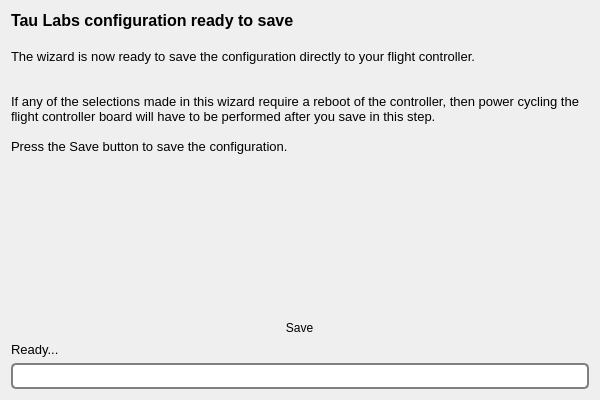
Qt form ground/gcs/src/plugins/navwizard/pages/savepage.ui (TauLabs/TauLabs) before a commit.
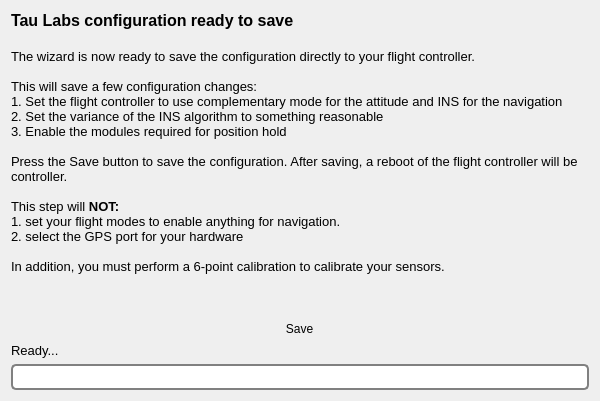
The same form after that commit. Icons and pictures are not drawn.

Commit message: NavWizard: clean up text before saving

What changed in the file:
```diff
--- a/ground/gcs/src/plugins/navwizard/pages/savepage.ui
+++ b/ground/gcs/src/plugins/navwizard/pages/savepage.ui
@@ -20,15 +20,23 @@
       <string>&lt;!DOCTYPE HTML PUBLIC &quot;-//W3C//DTD HTML 4.0//EN&quot; &quot;http://www.w3.org/TR/REC-html40/strict.dtd&quot;&gt;
 &lt;html&gt;&lt;head&gt;&lt;meta name=&quot;qrichtext&quot; content=&quot;1&quot; /&gt;&lt;style type=&quot;text/css&quot;&gt;
 p, li { white-space: pre-wrap; }
-&lt;/style&gt;&lt;/head&gt;&lt;body style=&quot; font-family:'Lucida Grande'; font-size:13pt; font-weight:400; font-style:normal;&quot;&gt;
+&lt;/style&gt;&lt;/head&gt;&lt;body style=&quot; font-family:'.Lucida Grande UI'; font-size:13pt; font-weight:400; font-style:normal;&quot;&gt;
 &lt;p style=&quot; margin-top:0px; margin-bottom:0px; margin-left:0px; margin-right:0px; -qt-block-indent:0; text-indent:0px;&quot;&gt;&lt;span style=&quot; font-family:'MS Shell Dlg 2'; font-size:12pt; font-weight:600;&quot;&gt;Tau Labs configuration ready to save&lt;/span&gt;&lt;/p&gt;
 &lt;p style=&quot;-qt-paragraph-type:empty; margin-top:0px; margin-bottom:0px; margin-left:0px; margin-right:0px; -qt-block-indent:0; text-indent:0px; font-family:'MS Shell Dlg 2'; font-size:12pt; font-weight:600;&quot;&gt;&lt;br /&gt;&lt;/p&gt;
 &lt;p style=&quot; margin-top:0px; margin-bottom:0px; margin-left:0px; margin-right:0px; -qt-block-indent:0; text-indent:0px;&quot;&gt;&lt;span style=&quot; font-family:'MS Shell Dlg 2'; font-size:10pt;&quot;&gt;The wizard is now ready to save the configuration directly to your flight controller. &lt;/span&gt;&lt;/p&gt;
 &lt;p style=&quot;-qt-paragraph-type:empty; margin-top:0px; margin-bottom:0px; margin-left:0px; margin-right:0px; -qt-block-indent:0; text-indent:0px; font-family:'MS Shell Dlg 2'; font-size:10pt;&quot;&gt;&lt;br /&gt;&lt;/p&gt;
+&lt;p style=&quot; margin-top:0px; margin-bottom:0px; margin-left:0px; margin-right:0px; -qt-block-indent:0; text-indent:0px;&quot;&gt;&lt;span style=&quot; font-family:'MS Shell Dlg 2'; font-size:10pt;&quot;&gt;This will save a few configuration changes:&lt;/span&gt;&lt;/p&gt;
+&lt;p style=&quot; margin-top:0px; margin-bottom:0px; margin-left:0px; margin-right:0px; -qt-block-indent:0; text-indent:0px;&quot;&gt;&lt;span style=&quot; font-family:'MS Shell Dlg 2'; font-size:10pt;&quot;&gt;1. Set the flight controller to use complementary mode for the attitude and INS for the navigation&lt;/span&gt;&lt;/p&gt;
+&lt;p style=&quot; margin-top:0px; margin-bottom:0px; margin-left:0px; margin-right:0px; -qt-block-indent:0; text-indent:0px;&quot;&gt;&lt;span style=&quot; font-family:'MS Shell Dlg 2'; font-size:10pt;&quot;&gt;2. Set the variance of the INS algorithm to something reasonable&lt;/span&gt;&lt;/p&gt;
+&lt;p style=&quot; margin-top:0px; margin-bottom:0px; margin-left:0px; margin-right:0px; -qt-block-indent:0; text-indent:0px;&quot;&gt;&lt;span style=&quot; font-family:'MS Shell Dlg 2'; font-size:10pt;&quot;&gt;3. Enable the modules required for position hold&lt;/span&gt;&lt;/p&gt;
 &lt;p style=&quot;-qt-paragraph-type:empty; margin-top:0px; margin-bottom:0px; margin-left:0px; margin-right:0px; -qt-block-indent:0; text-indent:0px; font-family:'MS Shell Dlg 2'; font-size:10pt;&quot;&gt;&lt;br /&gt;&lt;/p&gt;
-&lt;p style=&quot; margin-top:0px; margin-bottom:0px; margin-left:0px; margin-right:0px; -qt-block-indent:0; text-indent:0px;&quot;&gt;&lt;span style=&quot; font-family:'MS Shell Dlg 2'; font-size:10pt;&quot;&gt;If any of the selections made in this wizard require a reboot of the controller, then power cycling the flight controller board will have to be performed after you save in this step.&lt;/span&gt;&lt;/p&gt;
+&lt;p style=&quot; margin-top:0px; margin-bottom:0px; margin-left:0px; margin-right:0px; -qt-block-indent:0; text-indent:0px;&quot;&gt;&lt;span style=&quot; font-family:'MS Shell Dlg 2'; font-size:10pt;&quot;&gt;Press the Save button to save the configuration. After saving, a reboot of the flight controller will be controller.&lt;/span&gt;&lt;/p&gt;
 &lt;p style=&quot;-qt-paragraph-type:empty; margin-top:0px; margin-bottom:0px; margin-left:0px; margin-right:0px; -qt-block-indent:0; text-indent:0px; font-family:'MS Shell Dlg 2'; font-size:10pt;&quot;&gt;&lt;br /&gt;&lt;/p&gt;
-&lt;p style=&quot; margin-top:0px; margin-bottom:0px; margin-left:0px; margin-right:0px; -qt-block-indent:0; text-indent:0px;&quot;&gt;&lt;span style=&quot; font-family:'MS Shell Dlg 2'; font-size:10pt;&quot;&gt;Press the Save button to save the configuration.&lt;/span&gt;&lt;/p&gt;
+&lt;p style=&quot; margin-top:0px; margin-bottom:0px; margin-left:0px; margin-right:0px; -qt-block-indent:0; text-indent:0px;&quot;&gt;&lt;span style=&quot; font-family:'MS Shell Dlg 2'; font-size:10pt;&quot;&gt;This step will &lt;/span&gt;&lt;span style=&quot; font-family:'MS Shell Dlg 2'; font-size:10pt; font-weight:600;&quot;&gt;NOT:&lt;/span&gt;&lt;/p&gt;
+&lt;p style=&quot; margin-top:0px; margin-bottom:0px; margin-left:0px; margin-right:0px; -qt-block-indent:0; text-indent:0px;&quot;&gt;&lt;span style=&quot; font-family:'MS Shell Dlg 2'; font-size:10pt;&quot;&gt;1. set your flight modes to enable anything for navigation.&lt;/span&gt;&lt;/p&gt;
+&lt;p style=&quot; margin-top:0px; margin-bottom:0px; margin-left:0px; margin-right:0px; -qt-block-indent:0; text-indent:0px;&quot;&gt;&lt;span style=&quot; font-family:'MS Shell Dlg 2'; font-size:10pt;&quot;&gt;2. select the GPS port for your hardware&lt;/span&gt;&lt;/p&gt;
+&lt;p style=&quot;-qt-paragraph-type:empty; margin-top:0px; margin-bottom:0px; margin-left:0px; margin-right:0px; -qt-block-indent:0; text-indent:0px; font-family:'MS Shell Dlg 2'; font-size:10pt;&quot;&gt;&lt;br /&gt;&lt;/p&gt;
+&lt;p style=&quot; margin-top:0px; margin-bottom:0px; margin-left:0px; margin-right:0px; -qt-block-indent:0; text-indent:0px;&quot;&gt;&lt;span style=&quot; font-family:'MS Shell Dlg 2'; font-size:10pt;&quot;&gt;In addition, you must perform a 6-point calibration to calibrate your sensors.&lt;/span&gt;&lt;/p&gt;
 &lt;p style=&quot;-qt-paragraph-type:empty; margin-top:0px; margin-bottom:0px; margin-left:0px; margin-right:0px; -qt-block-indent:0; text-indent:0px; font-family:'MS Shell Dlg 2'; font-size:10pt;&quot;&gt;&lt;br /&gt;&lt;/p&gt;
 &lt;p style=&quot; margin-top:0px; margin-bottom:0px; margin-left:0px; margin-right:0px; -qt-block-indent:0; text-indent:0px;&quot;&gt;&lt;span style=&quot; font-family:'MS Shell Dlg 2'; font-size:10pt;&quot;&gt;&lt;br /&gt;&lt;/span&gt;&lt;/p&gt;&lt;/body&gt;&lt;/html&gt;</string>
      </property>
```
Left out of the diff: 4 changed lines with no effect on the pictures.
